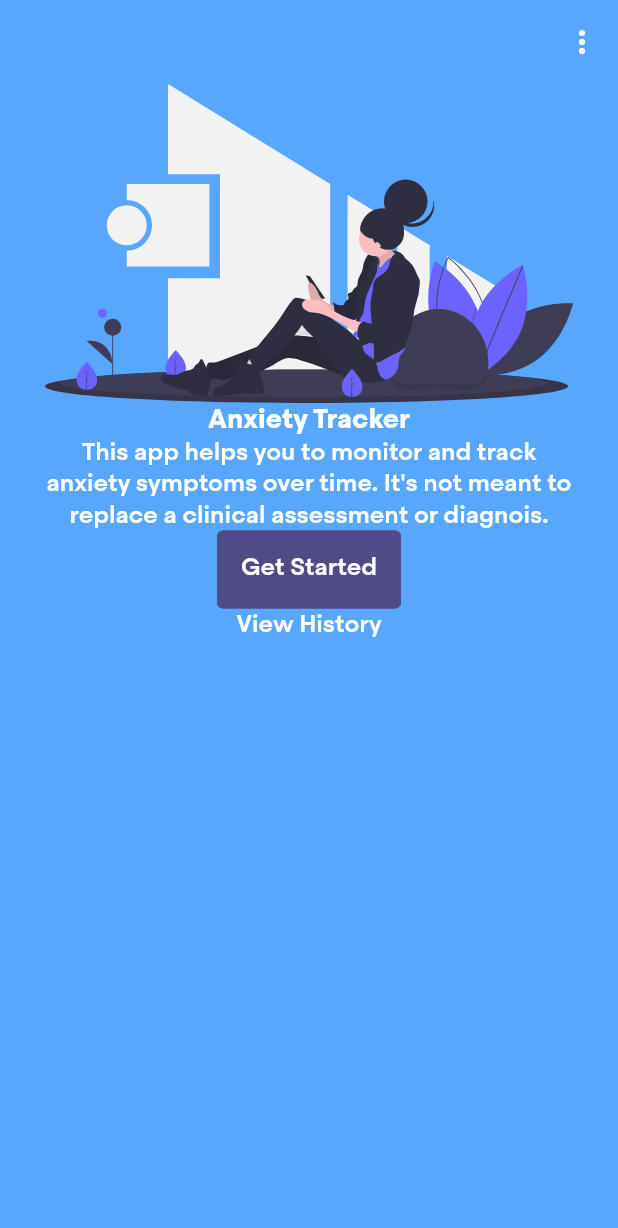
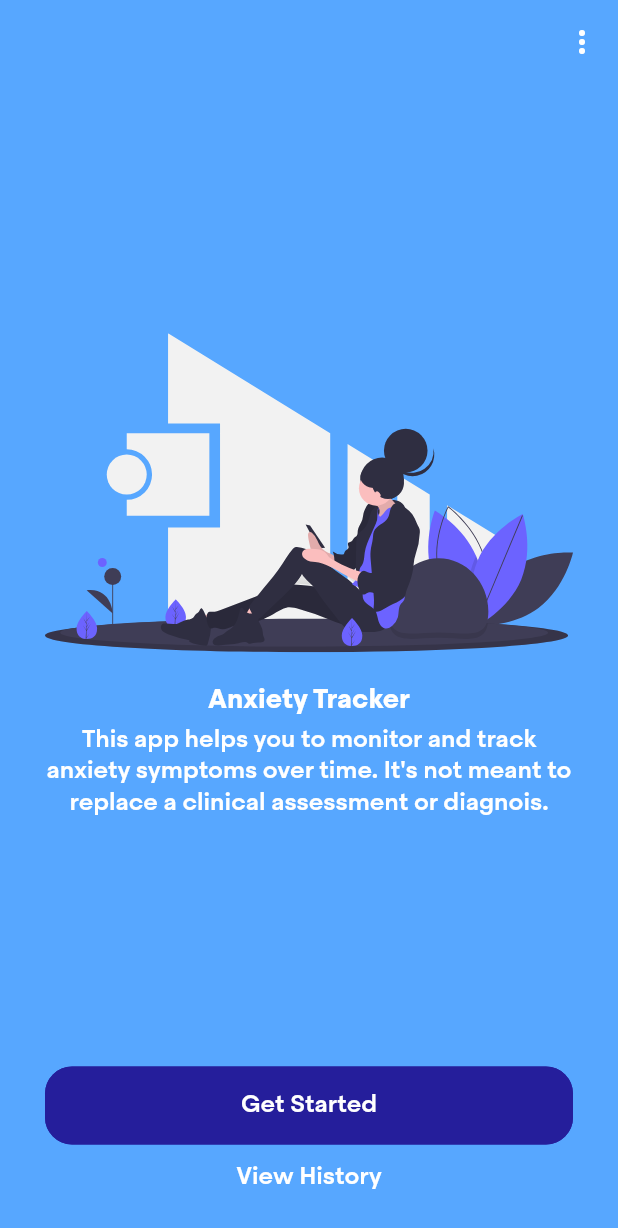
Before and after one commit to devinsays/gad7, a Flutter app: the screen it shows after launch, on a phone screen of 412 x 824 dp. Shown: the top 1228 px of the screen. Run offline on Flutter 3.47's test engine with Material 2 defaults, Android fonts, the phone set to English and light mode, and no system bars; our stand-ins replace flutter_svg, shared_preferences, sqflite; accounts and stored records are empty; project files that could hold a hidden picture were left out.

Commit message:
More styling.

```diff
--- a/lib/styles/palette.dart
+++ b/lib/styles/palette.dart
@@ -28,5 +28,6 @@ class Palette {
   static Color danger500 = Color(0xffC0341D);
 
   static Color background = Color(0xff57a7ff);
+  static Color purple = Color(0xff251e9b);
 
 }
--- a/lib/views/loading.dart
+++ b/lib/views/loading.dart
@@ -1,16 +1,14 @@
 import 'package:flutter/material.dart';
 import 'package:shared_preferences/shared_preferences.dart';
+
+import 'package:gad7/styles/palette.dart';
 
 class Loading extends StatelessWidget {
 
   initApp(context) async {
     SharedPreferences storage = await SharedPreferences.getInstance();
     bool onboarded = storage.getBool('onboarded') ?? false;
-
-    if (onboarded) {
-      Navigator.pushReplacementNamed(context, '/start');
-    }
-
+    // If you wanted to show a different view for onboarded person.
     Navigator.pushReplacementNamed(context, '/overview');
   }
 
@@ -20,9 +18,7 @@ class Loading extends StatelessWidget {
     initApp(context);
 
     return Scaffold(
-      appBar: AppBar(
-        title: Text('GAD-7'),
-      ),
+      backgroundColor: Palette.background,
       body: Center(
         child: Container(
           child: Padding(
--- a/lib/views/overview.dart
+++ b/lib/views/overview.dart
@@ -23,9 +23,15 @@ class Overview extends StatelessWidget {
           ),
         ],
       ),
-      body: Container(
+      body: SafeArea(
+        child: Container(
           padding: EdgeInsets.fromLTRB(30.0, 0.0, 30.0, 0.0),
           child: Column(
+            children: [
+              Expanded(
+                child: Column(
+                  crossAxisAlignment: CrossAxisAlignment.center,
+                  mainAxisAlignment: MainAxisAlignment.center,
                   children: [
                     FittedBox(
                       fit: BoxFit.fill,
@@ -34,11 +40,17 @@ class Overview extends StatelessWidget {
                         semanticsLabel: 'Person reading a chart.',
                       ),
                     ),
+                    SizedBox(
+                      height: 20,
+                    ),
                     Text(
                       'Anxiety Tracker',
                       style: Styles.h1.copyWith(
                         color: Palette.white,
                       ),
+                    ),
+                    SizedBox(
+                      height: 5,
                     ),
                     Text(
                       'This app helps you to monitor and track anxiety symptoms over time. It\'s not meant to replace a clinical assessment or diagnois.',
@@ -47,11 +59,17 @@ class Overview extends StatelessWidget {
                         color: Palette.white,
                       ),
                     ),
+                  ],
+                ),
+              ),
               StyledFlatButton(
                 'Get Started',
                 onPressed: () {
                   Navigator.pushNamed(context, '/questionaire');
                 },
+              ),
+              SizedBox(
+                height: 10,
               ),
               Text(
                 'View History',
@@ -59,7 +77,11 @@ class Overview extends StatelessWidget {
                   color: Palette.white,
                 ),
               ),
+              SizedBox(
+                height: 30,
+              ),
             ],
+          ),
         ),
       ),
     );
--- a/lib/widgets/styled_flat_button.dart
+++ b/lib/widgets/styled_flat_button.dart
@@ -34,20 +34,22 @@ class StyledFlatButton extends StatelessWidget {
       ),
     );
 
-    return FlatButton(
-      color: Palette.primary500,
+    return ConstrainedBox(
+      constraints: BoxConstraints(minWidth: double.infinity),
+      child: FlatButton(
+      color: Palette.purple,
       child: Padding(
         padding: EdgeInsets.symmetric(vertical: 18.0),
         child: loading ? progressIndicator : buttonText,
       ),
       onPressed: this.onPressed,
       shape: RoundedRectangleBorder(
-        borderRadius: BorderRadius.circular(4.0),
+        borderRadius: BorderRadius.circular(18.0),
         side: BorderSide(
-          color: Palette.primary500,
+          color: Palette.purple,
           width: 2,
         ),
       ),
-    );
+    ),);
   }
 }
```
Lines whose indentation alone changed are shown as unchanged.
